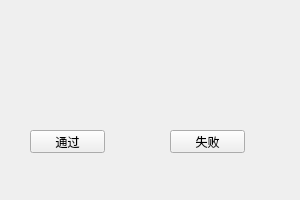
MMQQING/IPCTestDemo, file IPCTestDemo/prompt.ui: the form before one commit.
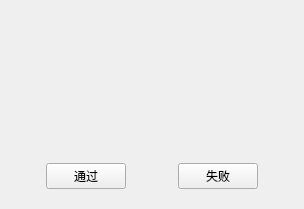
The form after the commit.

Diff of the .ui file:
```diff
--- a/IPCTestDemo/prompt.ui
+++ b/IPCTestDemo/prompt.ui
@@ -6,52 +6,94 @@
    <rect>
     <x>0</x>
     <y>0</y>
-    <width>300</width>
-    <height>200</height>
+    <width>304</width>
+    <height>209</height>
    </rect>
   </property>
   <property name="windowTitle">
    <string>prompt</string>
   </property>
-  <widget class="QPushButton" name="PassButton">
-   <property name="geometry">
-    <rect>
-     <x>30</x>
-     <y>130</y>
-     <width>75</width>
-     <height>23</height>
-    </rect>
+  <layout class="QVBoxLayout" name="verticalLayout">
+   <property name="spacing">
+    <number>0</number>
    </property>
-   <property name="text">
-    <string>通过</string>
+   <property name="leftMargin">
+    <number>0</number>
    </property>
-  </widget>
-  <widget class="QPushButton" name="FalseButton">
-   <property name="geometry">
-    <rect>
-     <x>170</x>
-     <y>130</y>
-     <width>75</width>
-     <height>23</height>
-    </rect>
+   <property name="topMargin">
+    <number>0</number>
    </property>
-   <property name="text">
-    <string>失败</string>
+   <property name="rightMargin">
+    <number>0</number>
    </property>
-  </widget>
-  <widget class="QLabel" name="label">
-   <property name="geometry">
-    <rect>
-     <x>90</x>
-     <y>50</y>
-     <width>101</width>
-     <height>31</height>
-    </rect>
+   <property name="bottomMargin">
+    <number>20</number>
    </property>
-   <property name="text">
-    <string/>
-   </property>
-  </widget>
+   <item>
+    <widget class="QLabel" name="label">
+     <property name="text">
+      <string/>
+     </property>
+    </widget>
+   </item>
+   <item>
+    <layout class="QHBoxLayout" name="horizontalLayout">
+     <item>
+      <spacer name="horizontalSpacer">
+       <property name="orientation">
+        <enum>Qt::Horizontal</enum>
+       </property>
+       <property name="sizeHint" stdset="0">
+        <size>
+         <width>40</width>
+         <height>20</height>
+        </size>
+       </property>
+      </spacer>
+     </item>
+     <item>
+      <widget class="QPushButton" name="PassButton">
+       <property name="text">
+        <string>通过</string>
+       </property>
+      </widget>
+     </item>
+     <item>
+      <spacer name="horizontalSpacer_3">
+       <property name="orientation">
+        <enum>Qt::Horizontal</enum>
+       </property>
+       <property name="sizeHint" stdset="0">
+        <size>
+         <width>40</width>
+         <height>20</height>
+        </size>
+       </property>
+      </spacer>
+     </item>
+     <item>
+      <widget class="QPushButton" name="FalseButton">
+       <property name="text">
+        <string>失败</string>
+       </property>
+      </widget>
+     </item>
+     <item>
+      <spacer name="horizontalSpacer_2">
+       <property name="orientation">
+        <enum>Qt::Horizontal</enum>
+       </property>
+       <property name="sizeHint" stdset="0">
+        <size>
+         <width>40</width>
+         <height>20</height>
+        </size>
+       </property>
+      </spacer>
+     </item>
+    </layout>
+   </item>
+  </layout>
  </widget>
  <layoutdefault spacing="6" margin="11"/>
  <resources/>
```
